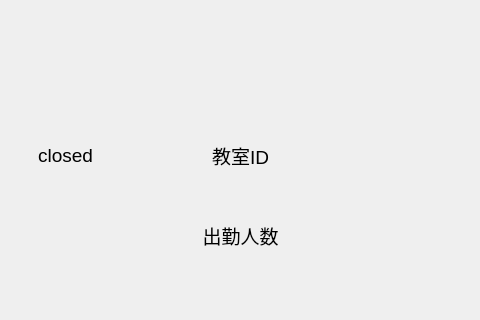
First picture: the form in source/mainwindow.ui, repository BeingGod/edge-face-recognize, before the edit; both pictures show x 230 to 710 and y 502 to 822 of the 825 by 822 pixel window.
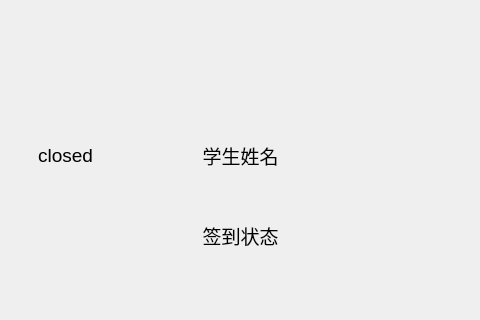
Second picture: the form after the edit.

```diff
--- a/source/mainwindow.ui
+++ b/source/mainwindow.ui
@@ -126,7 +126,7 @@
      </font>
     </property>
     <property name="text">
-     <string>教室ID</string>
+     <string>学生姓名</string>
     </property>
     <property name="alignment">
      <set>Qt::AlignCenter</set>
@@ -189,7 +189,7 @@
      </font>
     </property>
     <property name="text">
-     <string>出勤人数</string>
+     <string>签到状态</string>
     </property>
     <property name="alignment">
      <set>Qt::AlignCenter</set>
```
Left out of the diff: 6 changed lines with no effect on the pictures.
